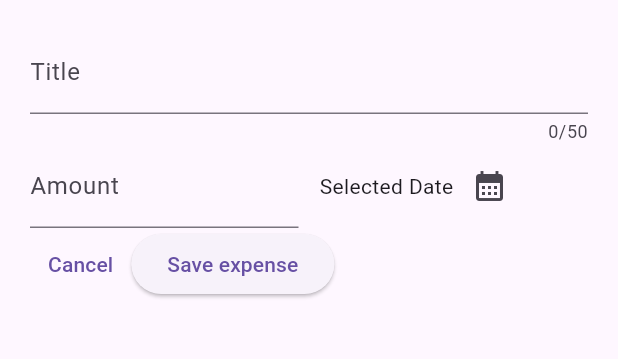
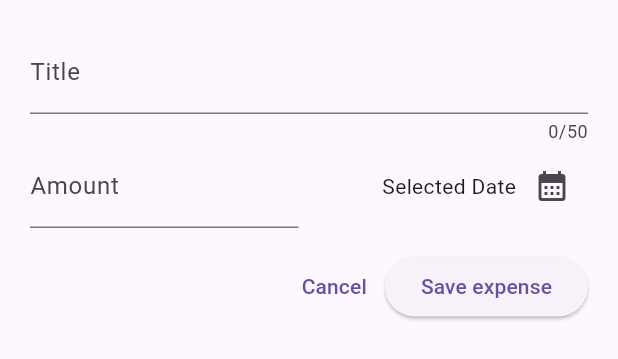
Before and after one commit to izhal27/expenses_tracker, a Flutter app: the NewExpense widget shown alone on an empty page, opened directly, on a phone screen of 412 x 824 dp. Shown: the top 359 px of the screen. Run offline on Flutter 3.47's test engine with Material 3 defaults, Android fonts, the phone set to English and light mode, and no system bars.

Commit message:
align row child selected date

```diff
--- a/lib/widgets/new_expense.dart
+++ b/lib/widgets/new_expense.dart
@@ -32,8 +32,6 @@ class _NewExpenseState extends State<NewExpense> {
             ),
           ),
           Row(
-            mainAxisAlignment: MainAxisAlignment.end,
-            crossAxisAlignment: CrossAxisAlignment.center,
             children: [
               Expanded(
                 child: TextField(
@@ -48,17 +46,22 @@ class _NewExpenseState extends State<NewExpense> {
               const SizedBox(width: 14),
               Expanded(
                 child: Row(
+                  mainAxisAlignment: MainAxisAlignment.end,
+                  crossAxisAlignment: CrossAxisAlignment.center,
                   children: [
                     const Text('Selected Date'),
                     IconButton(
                       onPressed: () {},
                       icon: const Icon(Icons.calendar_month),
+                    ),
+                  ],
+                ),
               )
             ],
-              ))
-            ],
           ),
+          const SizedBox(height: 15),
           Row(
+            mainAxisAlignment: MainAxisAlignment.end,
             children: [
               TextButton(
                 onPressed: () => Navigator.pop(context),
```
Lines whose indentation alone changed are shown as unchanged.
